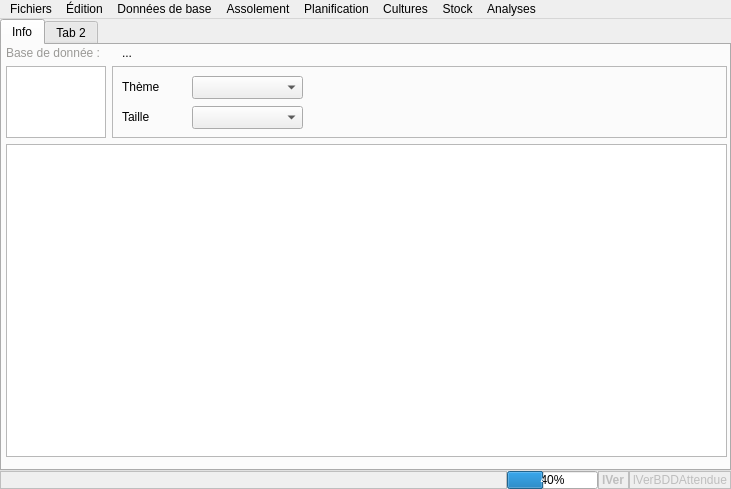
The window that mainwindow.ui (marcpley/potaleger) describes before a commit, drawn with Qt 5.
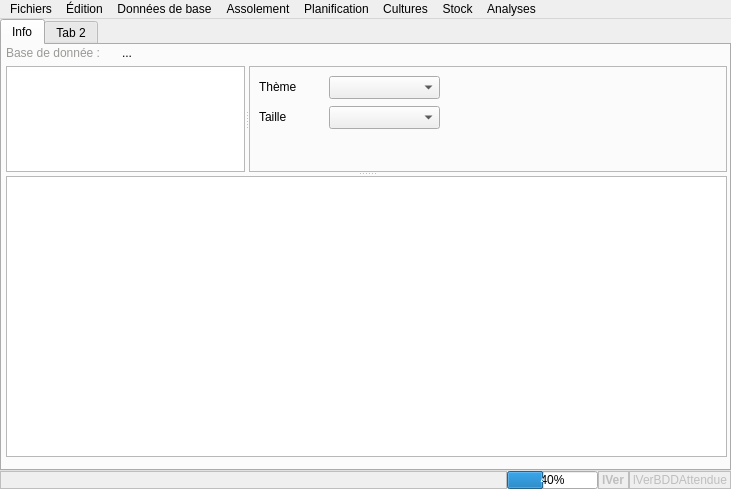
The same window after the commit. Icons and pictures are not drawn. Custom widgets are drawn as their Qt base class.

What changed in the file:
```diff
--- a/mainwindow.ui
+++ b/mainwindow.ui
@@ -152,11 +152,20 @@
           </layout>
          </item>
          <item>
-          <layout class="QHBoxLayout" name="horizontalLayout_4">
-           <item>
-            <widget class="QGraphicsView" name="graphicsView">
+          <widget class="QSplitter" name="vSplitter">
+           <property name="orientation">
+            <enum>Qt::Orientation::Vertical</enum>
+           </property>
+           <widget class="QSplitter" name="hSplitter">
+            <property name="mouseTracking">
+             <bool>true</bool>
+            </property>
+            <property name="orientation">
+             <enum>Qt::Orientation::Horizontal</enum>
+            </property>
+            <widget class="ZoomGraphicsView" name="graphicsView">
              <property name="sizePolicy">
-              <sizepolicy hsizetype="Fixed" vsizetype="Fixed">
+              <sizepolicy hsizetype="Expanding" vsizetype="Expanding">
                <horstretch>0</horstretch>
                <verstretch>0</verstretch>
               </sizepolicy>
@@ -171,12 +180,10 @@
               <enum>QAbstractScrollArea::SizeAdjustPolicy::AdjustToContents</enum>
              </property>
             </widget>
-           </item>
-           <item>
             <widget class="QFrame" name="frame_2">
              <property name="minimumSize">
               <size>
-               <width>150</width>
+               <width>200</width>
                <height>0</height>
               </size>
              </property>
@@ -230,10 +237,7 @@
               </property>
              </widget>
             </widget>
-           </item>
-          </layout>
-         </item>
-         <item>
+           </widget>
           <widget class="QTextEdit" name="pteNotes">
            <property name="sizePolicy">
             <sizepolicy hsizetype="Expanding" vsizetype="Expanding">
@@ -241,10 +245,17 @@
              <verstretch>0</verstretch>
             </sizepolicy>
            </property>
+            <property name="minimumSize">
+             <size>
+              <width>0</width>
+              <height>200</height>
+             </size>
+            </property>
            <property name="readOnly">
             <bool>true</bool>
            </property>
           </widget>
+          </widget>
          </item>
         </layout>
        </widget>
@@ -1034,6 +1045,13 @@
    </property>
   </action>
  </widget>
+ <customwidgets>
+  <customwidget>
+   <class>ZoomGraphicsView</class>
+   <extends>QGraphicsView</extends>
+   <header>classes/zoomgraphicsview.h</header>
+  </customwidget>
+ </customwidgets>
  <resources>
   <include location="images/images.qrc"/>
  </resources>
```
Left out of the diff: 3 changed lines with no effect on the pictures. Lines whose indentation alone changed are shown as unchanged.
